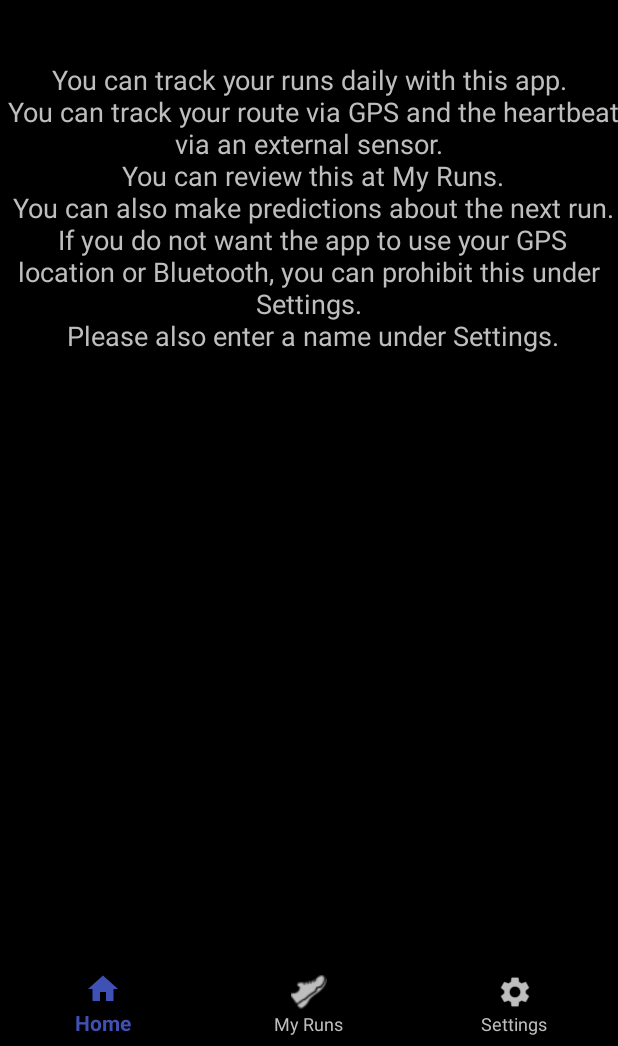
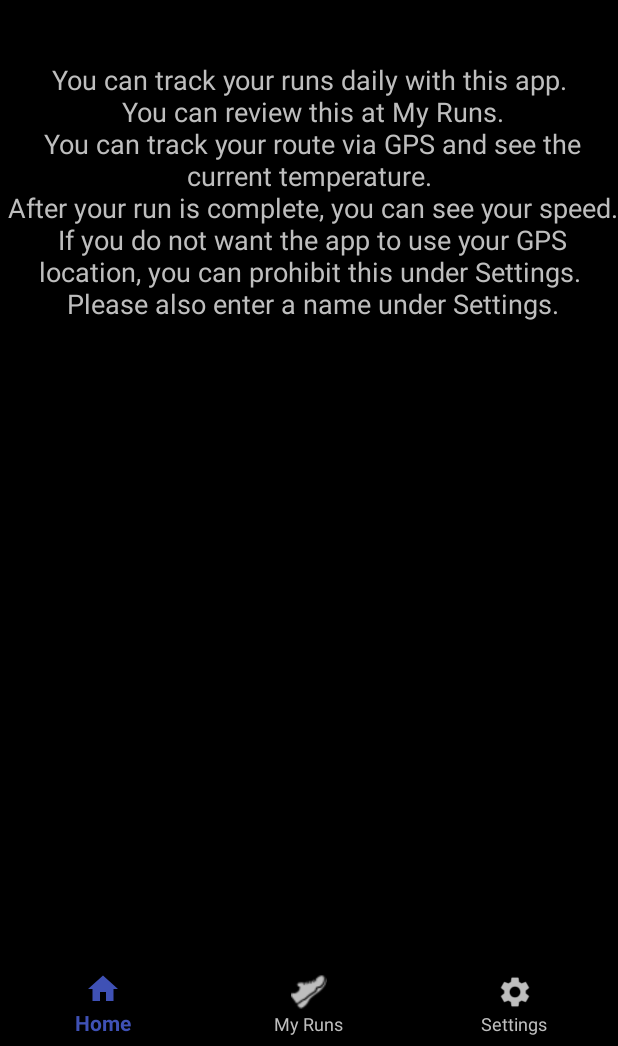
Before and after one commit to JoKraken/SBMA_FinalProject, an Android app: the screen it shows after launch (MainActivity), on a phone screen of 412 x 824 dp, the part 190-1236 px from its top. Run offline under Robolectric (Android 15) with nearby library versions, the phone set to English and light mode, and no system bars; our stand-ins replace Room's generated code.

Commit message:
change string

```diff
--- a/app/src/main/res/values/strings.xml
+++ b/app/src/main/res/values/strings.xml
@@ -29,10 +29,10 @@
     <string name="title_runDetails">Run Details</string>
     <string name="title_home_first">Welcome to Runnis!</string>
     <string name="title_home_first_text">You can track your runs daily with this app.\n
-        You can track your route via GPS and the heartbeat via an external sensor.\n
         You can review this at My Runs.\n
-        You can also make predictions about the next run.\n
-        If you do not want the app to use your GPS location or Bluetooth, you can prohibit this under Settings.\n
+        You can track your route via GPS and see the current temperature.\n
+        After your run is complete, you can see your speed.\n
+        If you do not want the app to use your GPS location, you can prohibit this under Settings.\n
         Please also enter a name under Settings.\n</string>
     <string name="title_home_headline">Hello</string>
     <string name="title_home_text">Here you can see details about the last run:</string>
```
